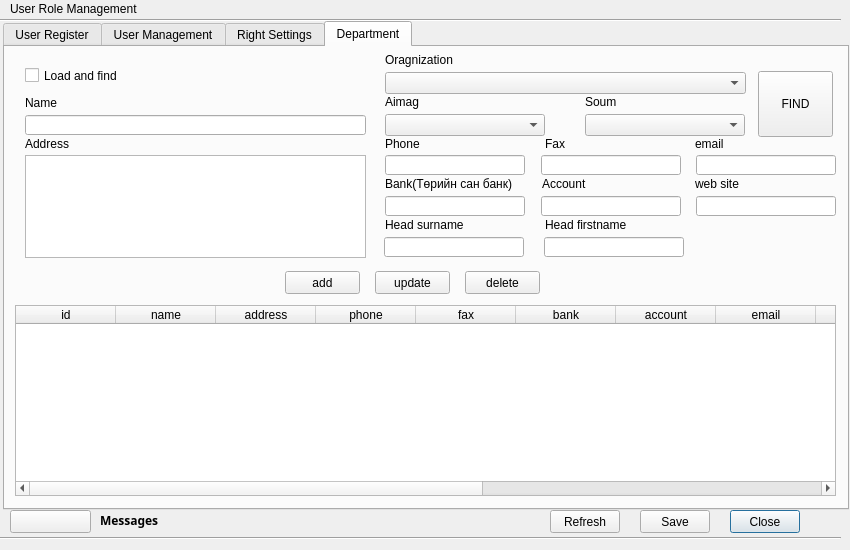
Old version of the form view/UserRoleManagementDialog.ui in the repository teamlm2/lm2_mgis.
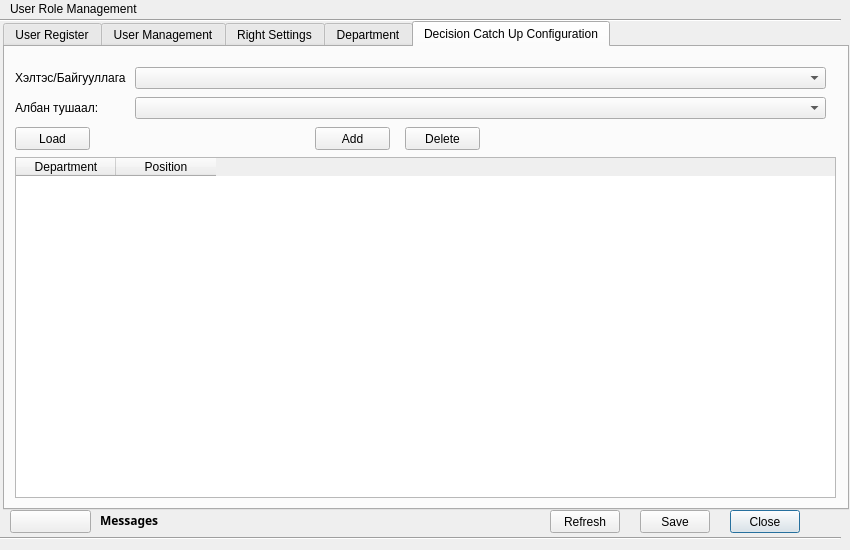
New version of the form. Icons and pictures are not drawn.

```diff
--- a/view/UserRoleManagementDialog.ui
+++ b/view/UserRoleManagementDialog.ui
@@ -127,7 +127,7 @@
     </rect>
    </property>
    <property name="currentIndex">
-    <number>3</number>
+    <number>4</number>
    </property>
    <widget class="QWidget" name="user_register_tab">
     <attribute name="title">
@@ -1462,6 +1462,116 @@
      </property>
     </widget>
    </widget>
+   <widget class="QWidget" name="tab_3">
+    <attribute name="title">
+     <string>Decision Catch Up Configuration</string>
+    </attribute>
+    <widget class="QTableWidget" name="decision_conf_twidget">
+     <property name="geometry">
+      <rect>
+       <x>10</x>
+       <y>110</y>
+       <width>821</width>
+       <height>341</height>
+      </rect>
+     </property>
+     <column>
+      <property name="text">
+       <string>Department</string>
+      </property>
+     </column>
+     <column>
+      <property name="text">
+       <string>Position</string>
+      </property>
+     </column>
+    </widget>
+    <widget class="QComboBox" name="dec_department_cbox">
+     <property name="geometry">
+      <rect>
+       <x>130</x>
+       <y>20</y>
+       <width>691</width>
+       <height>22</height>
+      </rect>
+     </property>
+    </widget>
+    <widget class="QComboBox" name="dec_position_cbox">
+     <property name="geometry">
+      <rect>
+       <x>130</x>
+       <y>50</y>
+       <width>691</width>
+       <height>22</height>
+      </rect>
+     </property>
+    </widget>
+    <widget class="QPushButton" name="dec_add_button">
+     <property name="geometry">
+      <rect>
+       <x>310</x>
+       <y>80</y>
+       <width>75</width>
+       <height>23</height>
+      </rect>
+     </property>
+     <property name="text">
+      <string>Add</string>
+     </property>
+    </widget>
+    <widget class="QPushButton" name="dec_delete_button">
+     <property name="geometry">
+      <rect>
+       <x>400</x>
+       <y>80</y>
+       <width>75</width>
+       <height>23</height>
+      </rect>
+     </property>
+     <property name="text">
+      <string>Delete</string>
+     </property>
+    </widget>
+    <widget class="QLabel" name="label_33">
+     <property name="geometry">
+      <rect>
+       <x>10</x>
+       <y>21</y>
+       <width>111</width>
+       <height>20</height>
+      </rect>
+     </property>
+     <property name="text">
+      <string>Хэлтэс/Байгууллага:</string>
+     </property>
+    </widget>
+    <widget class="QLabel" name="label_34">
+     <property name="geometry">
+      <rect>
+       <x>10</x>
+       <y>51</y>
+       <width>101</width>
+       <height>20</height>
+      </rect>
+     </property>
+     <property name="text">
+      <string>Албан тушаал:</string>
+     </property>
+    </widget>
+    <widget class="QPushButton" name="dec_load_button">
+     <property name="geometry">
+      <rect>
+       <x>10</x>
+       <y>80</y>
+       <width>75</width>
+       <height>23</height>
+      </rect>
+     </property>
+     <property name="text">
+      <string>Load</string>
+     </property>
+    </widget>
+   </widget>
   </widget>
   <widget class="QPushButton" name="refresh_button">
    <property name="geometry">
```
